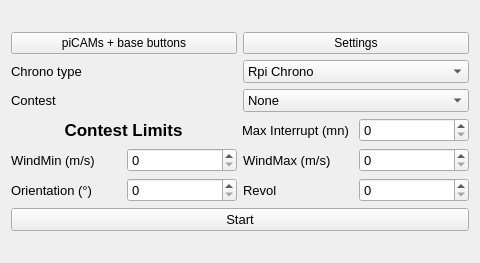
This is F3FChrono/gui/WConfig.ui in jomarin38/F3FChrono as Qt 5 draws it before an edit. The edited form follows.
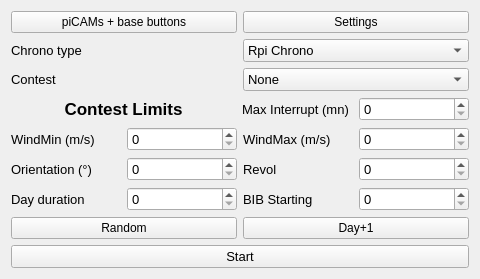
This is the edited form.

```diff
--- a/F3FChrono/gui/WConfig.ui
+++ b/F3FChrono/gui/WConfig.ui
@@ -7,7 +7,7 @@
     <x>0</x>
     <y>0</y>
     <width>480</width>
-    <height>263</height>
+    <height>273</height>
    </rect>
   </property>
   <property name="windowTitle">
@@ -248,6 +248,70 @@
        </item>
       </layout>
      </item>
+     <item>
+      <layout class="QHBoxLayout" name="horizontalLayout_12">
+       <item>
+        <widget class="QLabel" name="dayduratiolabel">
+         <property name="font">
+          <font>
+           <pointsize>10</pointsize>
+          </font>
+         </property>
+         <property name="text">
+          <string>Day duration</string>
+         </property>
+        </widget>
+       </item>
+       <item>
+        <widget class="QSpinBox" name="daydurationvalue">
+         <property name="font">
+          <font>
+           <pointsize>10</pointsize>
+          </font>
+         </property>
+        </widget>
+       </item>
+       <item>
+        <widget class="QLabel" name="bib_start_label">
+         <property name="font">
+          <font>
+           <pointsize>10</pointsize>
+          </font>
+         </property>
+         <property name="text">
+          <string>BIB Starting</string>
+         </property>
+        </widget>
+       </item>
+       <item>
+        <widget class="QSpinBox" name="bib_start">
+         <property name="font">
+          <font>
+           <pointsize>10</pointsize>
+          </font>
+         </property>
+        </widget>
+       </item>
+      </layout>
+     </item>
+     <item>
+      <layout class="QHBoxLayout" name="horizontalLayout_11">
+       <item>
+        <widget class="QPushButton" name="randombtn">
+         <property name="text">
+          <string>Random</string>
+         </property>
+        </widget>
+       </item>
+       <item>
+        <widget class="QPushButton" name="day_1btn">
+         <property name="text">
+          <string>Day+1</string>
+         </property>
+        </widget>
+       </item>
+      </layout>
+     </item>
      <item>
       <widget class="QPushButton" name="StartBtn">
        <property name="font">
```
